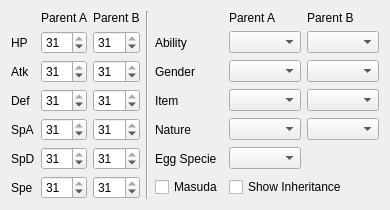
This is Form/Controls/EggSettings.ui in Admiral-Fish/PokeFinder as Qt 5 draws it before an edit. The edited form follows.
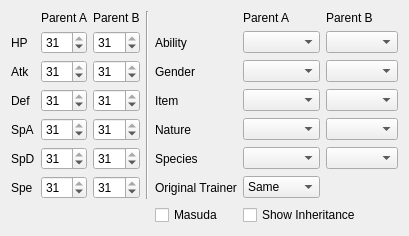
This is the edited form. Custom widgets are drawn as their Qt base class.

Patch:
```diff
--- a/Form/Controls/EggSettings.ui
+++ b/Form/Controls/EggSettings.ui
@@ -7,7 +7,7 @@
     <x>0</x>
     <y>0</y>
     <width>370</width>
-    <height>202</height>
+    <height>230</height>
    </rect>
   </property>
   <layout class="QGridLayout" name="gridLayout">
@@ -287,21 +287,45 @@
    <item row="5" column="4">
     <widget class="QLabel" name="labelEggSpecie">
      <property name="text">
-      <string>Egg Specie</string>
+      <string>Species</string>
      </property>
     </widget>
    </item>
    <item row="5" column="5">
-    <widget class="ComboBox" name="comboBoxEggSpecie"/>
+    <widget class="ComboBox" name="comboBoxParentASpecie"/>
+   </item>
+   <item row="5" column="6">
+    <widget class="ComboBox" name="comboBoxParentBSpecie"/>
    </item>
    <item row="6" column="4">
+    <widget class="QLabel" name="labelOriginalTrainer">
+     <property name="text">
+      <string>Original Trainer</string>
+     </property>
+    </widget>
+   </item>
+   <item row="6" column="5">
+    <widget class="QComboBox" name="comboBoxOriginalTrainer">
+     <item>
+      <property name="text">
+       <string>Same</string>
+      </property>
+     </item>
+     <item>
+      <property name="text">
+       <string>Different</string>
+      </property>
+     </item>
+    </widget>
+   </item>
+   <item row="7" column="4">
     <widget class="QCheckBox" name="checkBoxMasuda">
      <property name="text">
       <string>Masuda</string>
      </property>
     </widget>
    </item>
-   <item row="6" column="5" colspan="2">
+   <item row="7" column="5" colspan="2">
     <widget class="QCheckBox" name="checkBoxShowInheritance">
      <property name="text">
       <string>Show Inheritance</string>
```
Left out of the diff: 4 changed lines with no effect on the pictures.
